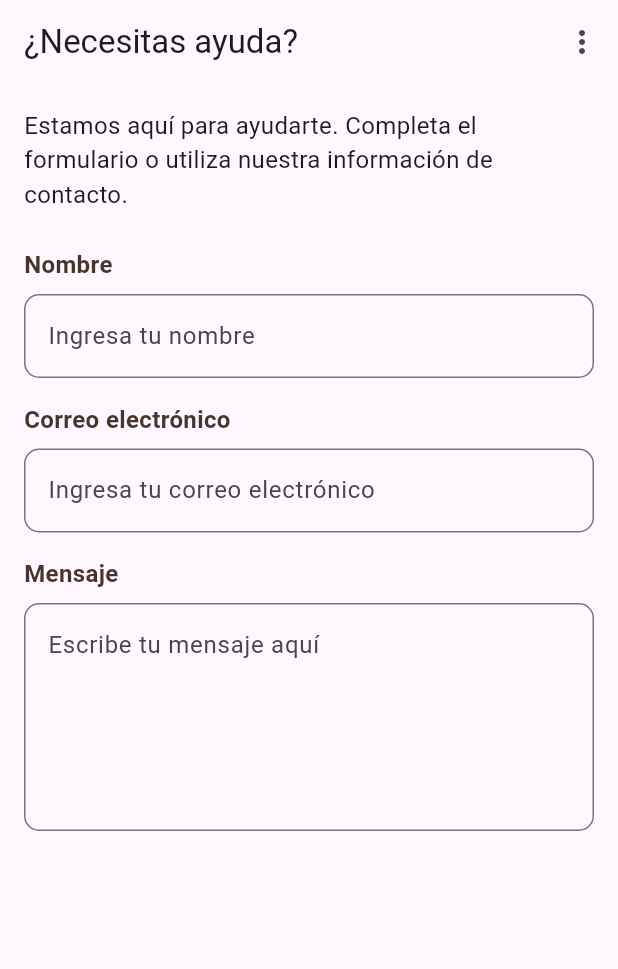
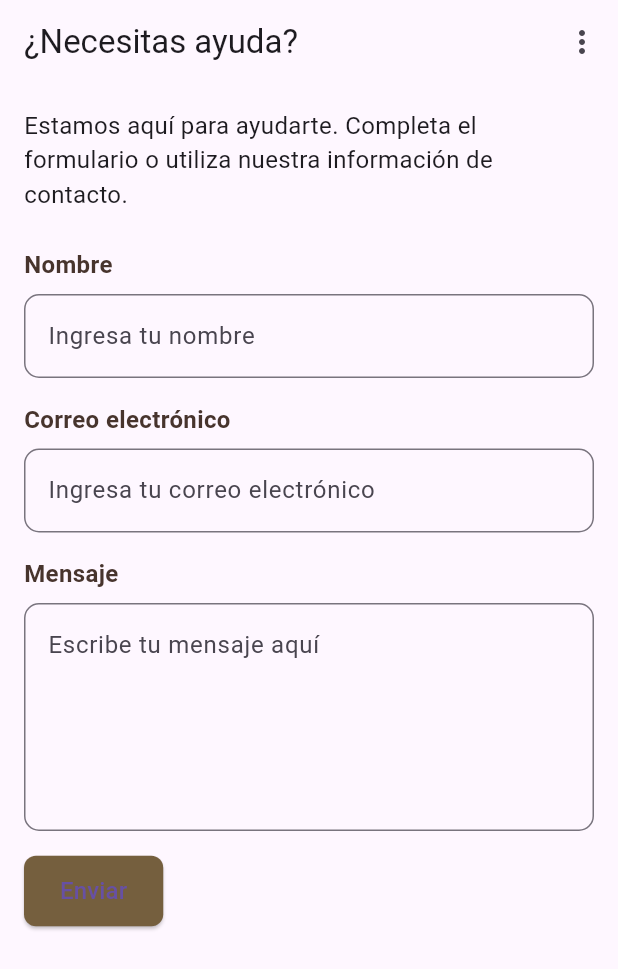
Before and after one commit to Ipeross/Examen_Moviles_Feast_Fit_IPO, a Flutter app: the ContactScreen screen opened directly, on a phone screen of 412 x 824 dp. Shown: the top 969 px of the screen. Run offline on Flutter 3.47's test engine with Material 3 defaults, Android fonts, the phone set to English and light mode, and no system bars.

Commit message:
Implementation button 'Enviar'

```diff
--- a/lib/screens/contact_screen.dart
+++ b/lib/screens/contact_screen.dart
@@ -85,6 +85,27 @@ class ContactScreen extends StatelessWidget {
                 ),
               ),
             ),
+            const SizedBox(height: 16),
+
+            // Botón de enviar
+            ElevatedButton(
+              onPressed: () {
+                // Acción para enviar el formulario (por ahora no tiene funcionalidad)
+                ScaffoldMessenger.of(context).showSnackBar(
+                  const SnackBar(content: Text('Formulario enviado')),
+                );
+              },
+              style: ElevatedButton.styleFrom(
+                backgroundColor: themeProvider.themeMode == ThemeMode.dark
+                  ? const Color.fromARGB(255, 182, 156, 99)
+                  : const Color.fromARGB(255, 117, 95, 62),
+                padding: const EdgeInsets.symmetric(vertical: 12, horizontal: 24),
+                shape: RoundedRectangleBorder(
+                  borderRadius: BorderRadius.circular(8),
+                ),
+              ),
+              child: const Text('Enviar', style: TextStyle(fontSize: 16)),
+            ),
           ],
         ),
       ),
--- a/lib/theme/theme_provider.dart
+++ b/lib/theme/theme_provider.dart
@@ -5,6 +5,8 @@ class ThemeProvider extends ChangeNotifier {
 
   ThemeMode get themeMode => _themeMode;
 
+  get isDarkMode => null;
+
   void toggleTheme() {
     _themeMode = _themeMode == ThemeMode.dark ? ThemeMode.light : ThemeMode.dark;
     notifyListeners();
```
